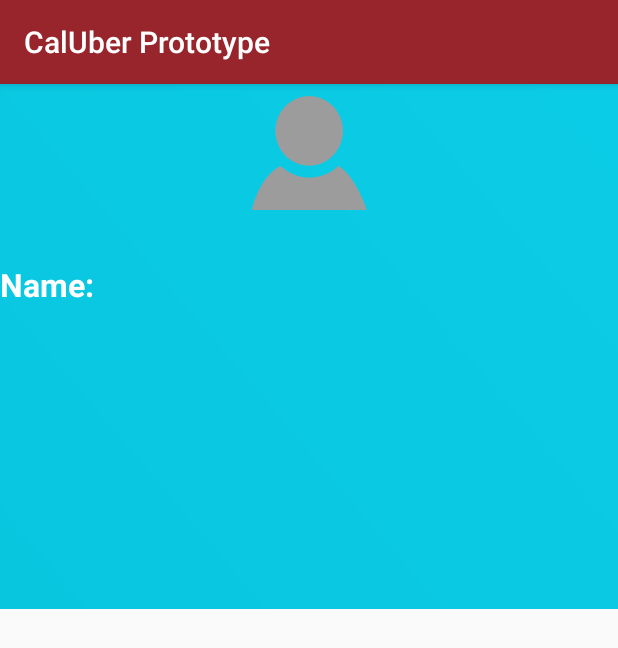
After one commit to Calvin-CS262/CS-262, an Android app: the UserProfile screen opened directly, with no data from a screen before it, on a phone screen of 412 x 824 dp. The commit adds this screen. Shown: the top 648 px of the screen. Run offline under Robolectric (Android 15) with nearby library versions, the phone set to English and light mode, and no system bars.

Commit message:
this is the first profile page -- it's really bad, I'll change it later tonight

```diff
--- a/CalUberPrototype/app/src/main/AndroidManifest.xml
+++ b/CalUberPrototype/app/src/main/AndroidManifest.xml
@@ -16,6 +16,7 @@
                 <category android:name="android.intent.category.LAUNCHER" />
             </intent-filter>
         </activity>
+        <activity android:name=".UserProfile"></activity>
     </application>
 
 </manifest>
--- a/CalUberPrototype/app/src/main/java/jc56/cs262/calvin/edu/caluberprototype/MainActivity.java
+++ b/CalUberPrototype/app/src/main/java/jc56/cs262/calvin/edu/caluberprototype/MainActivity.java
@@ -2,6 +2,8 @@ package jc56.cs262.calvin.edu.caluberprototype;
 
 import android.support.v7.app.AppCompatActivity;
 import android.os.Bundle;
+import android.view.View;
+import android.content.Intent;
 
 public class MainActivity extends AppCompatActivity {
 
@@ -10,4 +12,10 @@ public class MainActivity extends AppCompatActivity {
         super.onCreate(savedInstanceState);
         setContentView(R.layout.activity_main);
     }
+
+    public void launchUserProfile(View view) {
+        Intent intent = new Intent(this,UserProfile.class);
+        startActivity(intent);
+
+    }
 }
--- /dev/null
+++ b/CalUberPrototype/app/src/main/java/jc56/cs262/calvin/edu/caluberprototype/UserProfile.java
@@ -0,0 +1,13 @@
+package jc56.cs262.calvin.edu.caluberprototype;
+
+import android.support.v7.app.AppCompatActivity;
+import android.os.Bundle;
+
+public class UserProfile extends AppCompatActivity {
+
+    @Override
+    protected void onCreate(Bundle savedInstanceState) {
+        super.onCreate(savedInstanceState);
+        setContentView(R.layout.activity_user_profile);
+    }
+}
--- /dev/null
+++ b/CalUberPrototype/app/src/main/res/drawable/gradientbackground.xml
@@ -0,0 +1,7 @@
+<?xml version="1.0" encoding="utf-8"?>
+<shape xmlns:android="http://schemas.android.com/apk/res/android">
+<gradient
+    android:angle="45"
+    android:startColor="@color/startblue"
+    android:endColor= "@color/endblue"/>
+</shape>
--- a/CalUberPrototype/app/src/main/res/layout/activity_main.xml
+++ b/CalUberPrototype/app/src/main/res/layout/activity_main.xml
@@ -56,6 +56,7 @@
         app:layout_constraintTop_toTopOf="parent"
         app:srcCompat="@android:drawable/ic_input_get"
         tools:background="#97252B"
+        android:onClick="launchUserProfile"
         tools:targetApi="#97252B" />
 
     <ImageButton
--- /dev/null
+++ b/CalUberPrototype/app/src/main/res/layout/activity_user_profile.xml
@@ -0,0 +1,38 @@
+<?xml version="1.0" encoding="utf-8"?>
+<LinearLayout xmlns:android="http://schemas.android.com/apk/res/android"
+    xmlns:app="http://schemas.android.com/apk/res-auto"
+    xmlns:tools="http://schemas.android.com/tools"
+    android:layout_width="match_parent"
+    android:layout_height="match_parent"
+    tools:context=".MainActivity"
+    android:background="@color/graylight"
+    android:orientation = "vertical"
+    >
+    <RelativeLayout
+        android:layout_width="match_parent"
+        android:layout_height="405dp">
+        <LinearLayout
+            android:background="@drawable/gradientbackground"
+            android:layout_width="match_parent"
+            android:layout_height="350dp"
+            android:orientation = "vertical">
+
+            <ImageView
+                android:layout_width="116dp"
+                android:layout_height="84dp"
+                android:layout_gravity="center_horizontal"
+                android:layout_marginBottom="35dp"
+                android:src="@drawable/avatar"
+                />
+            <TextView
+                android:layout_gravity="left"
+                android:layout_width="wrap_content"
+                android:layout_height="wrap_content"
+                android:text= "Name: "
+                android:textColor="#fff"
+                android:textStyle="bold"
+                android:textSize= "21sp"/>
+        </LinearLayout>
+    </RelativeLayout>
+
+</LinearLayout>
--- a/CalUberPrototype/app/src/main/res/values/colors.xml
+++ b/CalUberPrototype/app/src/main/res/values/colors.xml
@@ -3,4 +3,7 @@
     <color name="colorPrimary">#97252B</color>
     <color name="colorPrimaryDark">#97252B</color>
     <color name="colorAccent">#97252B</color>
+    <color name="graylight">#fafafa</color>
+    <color name="startblue">#09c6df</color>
+    <color name="endblue">#0bcce6</color>
 </resources>
--- a/CalUberPrototype/app/src/main/res/values/strings.xml
+++ b/CalUberPrototype/app/src/main/res/values/strings.xml
@@ -1,3 +1,4 @@
 <resources>
     <string name="app_name">CalUber Prototype</string>
+    <string name="user_profile">UserProfile</string>
 </resources>
--- a/CalUberPrototype/app/src/main/res/values/styles.xml
+++ b/CalUberPrototype/app/src/main/res/values/styles.xml
@@ -8,4 +8,5 @@
         <item name="colorAccent">@color/colorAccent</item>
     </style>
 
+
 </resources>
```
Also changed, not shown: CalUberPrototype/app/src/main/res/drawable/avatar.png (added), CalUberPrototype/app/src/main/res/drawable/user.jpg (added), 1 other file.
